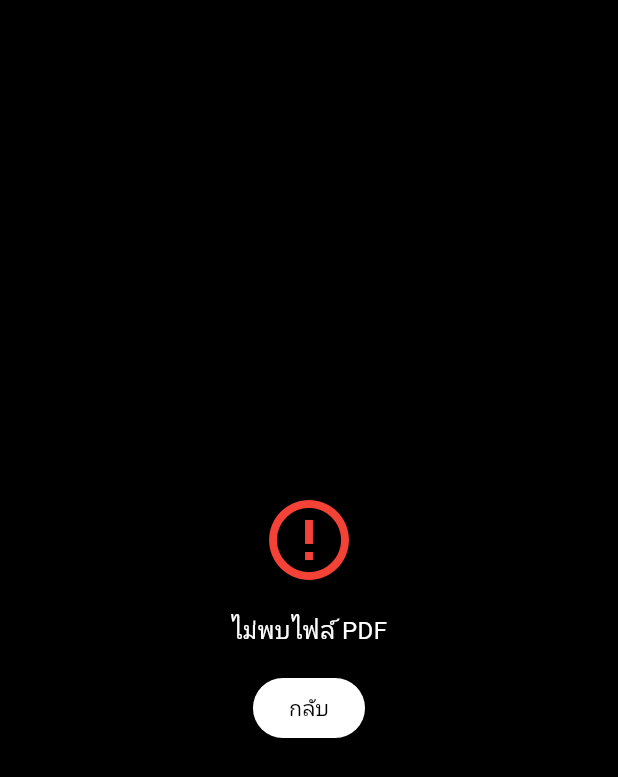
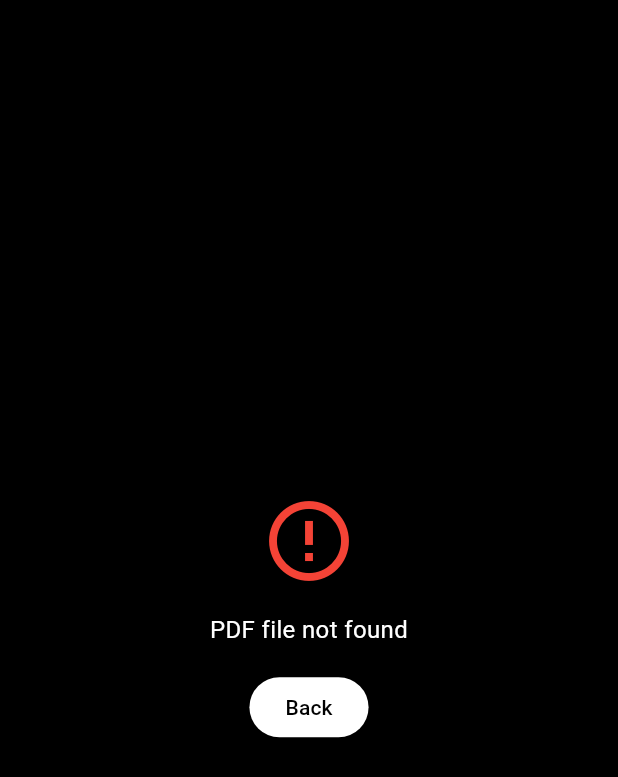
Before and after one commit to pcbimon/FlipPDF, a Flutter app: the PDFViewerScreen screen opened directly, on a phone screen of 412 x 824 dp. Shown: the top 777 px of the screen. Run offline on Flutter 3.47's test engine with Material 3 defaults, Android fonts, the phone set to English and light mode, and no system bars; our stand-ins replace file_picker, shared_preferences, wakelock_plus; missing offline and left inert: flutter_pdfview, page_flip, pdfx; accounts and stored records are empty.

Commit message:
Complete localization implementation for all screens
Co-authored-by: pcbimon <8252967+pcbimon@users.noreply.github.com>

```diff
--- a/lib/localizations.dart
+++ b/lib/localizations.dart
@@ -45,6 +45,11 @@ class AppLocalizations {
       'language': 'Language',
       'english': 'English',
       'thai': 'ไทย',
+      'tryAgain': 'Try Again',
+      'ultraQuality': 'Ultra Quality (Slow)',
+      'noPagesFound': 'No PDF pages found',
+      'endOfDocument': 'End of Document',
+      'thankYou': 'Thank you for reading',
     },
     'th': {
       'appTitle': 'PDF Flipbook',
@@ -76,6 +81,11 @@ class AppLocalizations {
       'language': 'ภาษา',
       'english': 'English',
       'thai': 'ไทย',
+      'tryAgain': 'ลองใหม่',
+      'ultraQuality': 'คุณภาพสูงสุด (ช้า)',
+      'noPagesFound': 'ไม่พบหน้า PDF',
+      'endOfDocument': 'จบเอกสาร',
+      'thankYou': 'หวัดดีและขอบคุณ',
     },
   };
 
@@ -105,6 +115,11 @@ class AppLocalizations {
   String get language => _localizedValues[locale.languageCode]!['language']!;
   String get english => _localizedValues[locale.languageCode]!['english']!;
   String get thai => _localizedValues[locale.languageCode]!['thai']!;
+  String get tryAgain => _localizedValues[locale.languageCode]!['tryAgain'] ?? 'Try Again';
+  String get ultraQuality => _localizedValues[locale.languageCode]!['ultraQuality'] ?? 'Ultra Quality (Slow)';
+  String get noPagesFound => _localizedValues[locale.languageCode]!['noPagesFound'] ?? 'No PDF pages found';
+  String get endOfDocument => _localizedValues[locale.languageCode]!['endOfDocument'] ?? 'End of Document';
+  String get thankYou => _localizedValues[locale.languageCode]!['thankYou'] ?? 'Thank you for reading';
 
   String selectedFile(String fileName) {
     return _localizedValues[locale.languageCode]!['selectedFile']!
--- a/lib/pdf_viewer_screen.dart
+++ b/lib/pdf_viewer_screen.dart
@@ -4,6 +4,7 @@ import 'package:flutter/material.dart';
 import 'package:flutter/services.dart';
 import 'package:flutter_pdfview/flutter_pdfview.dart';
 import 'package:wakelock_plus/wakelock_plus.dart';
+import 'localizations.dart';
 
 class PDFViewerScreen extends StatefulWidget {
   final String? path;
@@ -21,23 +22,23 @@ class _PDFViewerScreenState extends State<PDFViewerScreen> {
   bool isReady = false;
   String errorMessage = '';
 
-  // ตัวแปรสำหรับการเปลี่ยนหน้าอัตโนมัติ
+  // Variables for auto page turning
   bool _isAutoPlaying = false;
   Timer? _autoPlayTimer;
   Timer? _countdownTimer;
-  final int _autoPlayInterval = 10; // เวลาในการเปลี่ยนหน้าอัตโนมัติ (วินาที)
-  double _countdown = 0; // ค่าการนับถอยหลัง (0.0 - 1.0)
+  final int _autoPlayInterval = 10; // Time for auto page turning (seconds)
+  double _countdown = 0; // Countdown value (0.0 - 1.0)
 
   @override
   void initState() {
     super.initState();
-    // เปิด wakelock เพื่อไม่ให้หน้าจอดับระหว่างอ่าน PDF
+    // Enable wakelock to prevent screen from turning off while reading PDF
     WakelockPlus.enable();
-    // เปิดโหมดเต็มจอ
+    // Enable fullscreen mode
     _enableFullScreen();
   }
 
-  // เปิดโหมดเต็มจอ
+  // Enable fullscreen mode
   void _enableFullScreen() {
     SystemChrome.setEnabledSystemUIMode(
       SystemUiMode.immersiveSticky,
@@ -45,7 +46,7 @@ class _PDFViewerScreenState extends State<PDFViewerScreen> {
     );
   }
 
-  // คืนค่าการแสดงผล UI กลับสู่สถานะปกติ
+  // Restore UI display to normal state
   void _disableFullScreen() {
     SystemChrome.setEnabledSystemUIMode(
       SystemUiMode.manual,
@@ -76,7 +77,7 @@ class _PDFViewerScreenState extends State<PDFViewerScreen> {
     );
   }
 
-  /// สร้าง AppBar โปร่งใส
+  /// Create transparent AppBar
   PreferredSizeWidget _buildAppBar() {
     return PreferredSize(
       preferredSize: const Size.fromHeight(0),
@@ -88,7 +89,7 @@ class _PDFViewerScreenState extends State<PDFViewerScreen> {
     );
   }
 
-  /// แสดง Dialog ยืนยันการปิด PDF
+  /// Show Dialog to confirm PDF closure
   Future<bool> _onWillPop() async {
     final shouldPop = await showDialog<bool>(
       context: context,
@@ -97,32 +98,35 @@ class _PDFViewerScreenState extends State<PDFViewerScreen> {
     return shouldPop ?? false;
   }
 
-  /// สร้าง Dialog สำหรับยืนยันการปิด
+  /// Create Dialog for closure confirmation
   Widget _buildExitDialog(BuildContext context) {
+    final localizations = AppLocalizations.of(context)!;
     return AlertDialog(
-      title: const Text('ปิด PDF Viewer'),
-      content: const Text('คุณต้องการปิด PDF Viewer หรือไม่?'),
+      title: const Text('PDF Viewer'),
+      content: Text(localizations.confirmExit),
       actions: [
         TextButton(
           onPressed: () => Navigator.of(context).pop(false),
-          child: const Text('ยกเลิก'),
+          child: Text(localizations.no),
         ),
         TextButton(
           onPressed: () => Navigator.of(context).pop(true),
-          child: const Text('ปิด'),
+          child: Text(localizations.yes),
         ),
       ],
     );
   }
 
   Widget _buildBody() {
+    final localizations = AppLocalizations.of(context)!;
+
     if (widget.path == null || widget.path!.isEmpty) {
-      return _buildErrorView('ไม่พบไฟล์ PDF');
+      return _buildErrorView(localizations.pdfNotFound);
     }
 
     final file = File(widget.path!);
     if (!file.existsSync()) {
-      return _buildErrorView('ไฟล์ PDF ไม่มีอยู่ในระบบ');
+      return _buildErrorView(localizations.pdfFileNotExist);
     }
 
     if (errorMessage.isNotEmpty) {
@@ -156,8 +160,10 @@ class _PDFViewerScreenState extends State<PDFViewerScreen> {
         print('PDF Error: $error');
       },
       onPageError: (page, error) {
+        final localizations = AppLocalizations.of(context);
         setState(() {
-          errorMessage = 'เกิดข้อผิดพลาดที่หน้า $page: $error';
+          errorMessage = localizations?.pageError(page, error.toString()) ??
+                        'Error occurred on page $page: $error';
         });
         print('PDF Page Error: $error');
       },
@@ -176,8 +182,9 @@ class _PDFViewerScreenState extends State<PDFViewerScreen> {
     );
   }
 
-  /// สร้างหน้าจอแสดงข้อผิดพลาด
+  /// Create error display screen
   Widget _buildErrorView(String message) {
+    final localizations = AppLocalizations.of(context)!;
     return Container(
       color: Colors.black,
       child: Center(
@@ -198,7 +205,7 @@ class _PDFViewerScreenState extends State<PDFViewerScreen> {
                 backgroundColor: Colors.white,
                 foregroundColor: Colors.black,
               ),
-              child: const Text('กลับ'),
+              child: Text(localizations.back),
             ),
           ],
         ),
```
Also changed, not shown: lib/pdf_screen.dart (+89 -78 lines), 1 other file.
